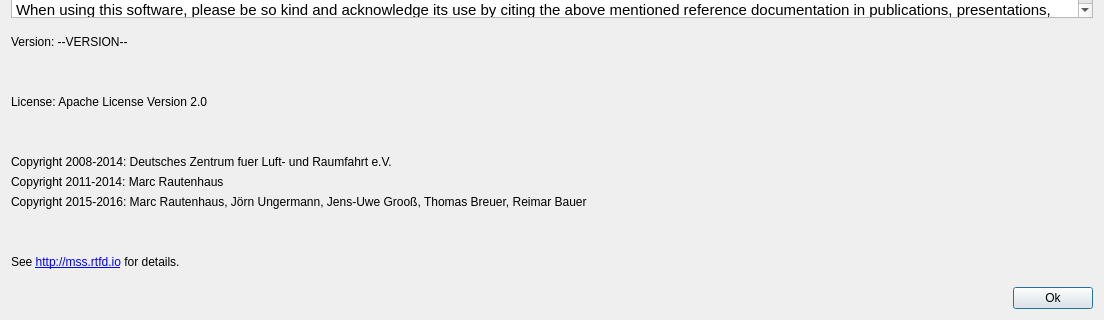
Before: the Qt Designer form mslib/msui/ui_about_dialog.ui in Open-MSS/MSS, drawn with Qt 5; both pictures show x 0 to 1104 and y 231 to 551 of the 1104 by 551 pixel window.
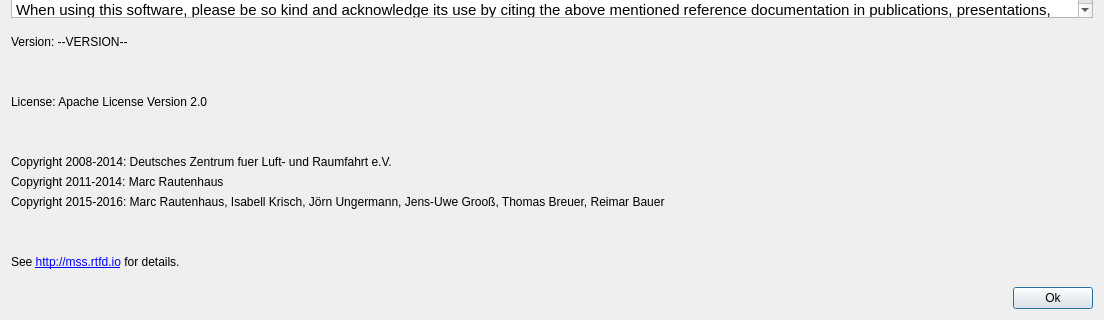
After: the same form once the commit is applied.

Commit message: About updated to current AUTHORS

Diff of the .ui file:
```diff
--- a/mslib/msui/ui_about_dialog.ui
+++ b/mslib/msui/ui_about_dialog.ui
@@ -134,7 +134,7 @@
    <item>
     <widget class="QLabel" name="label_5">
      <property name="text">
-      <string>Copyright 2015-2016: Marc Rautenhaus, Jörn Ungermann, Jens-Uwe Grooß, Thomas Breuer, Reimar Bauer</string>
+      <string>Copyright 2015-2016: Marc Rautenhaus, Isabell Krisch, Jörn Ungermann, Jens-Uwe Grooß, Thomas Breuer, Reimar Bauer</string>
      </property>
     </widget>
    </item>
```
The commit also changes 1 other file.
